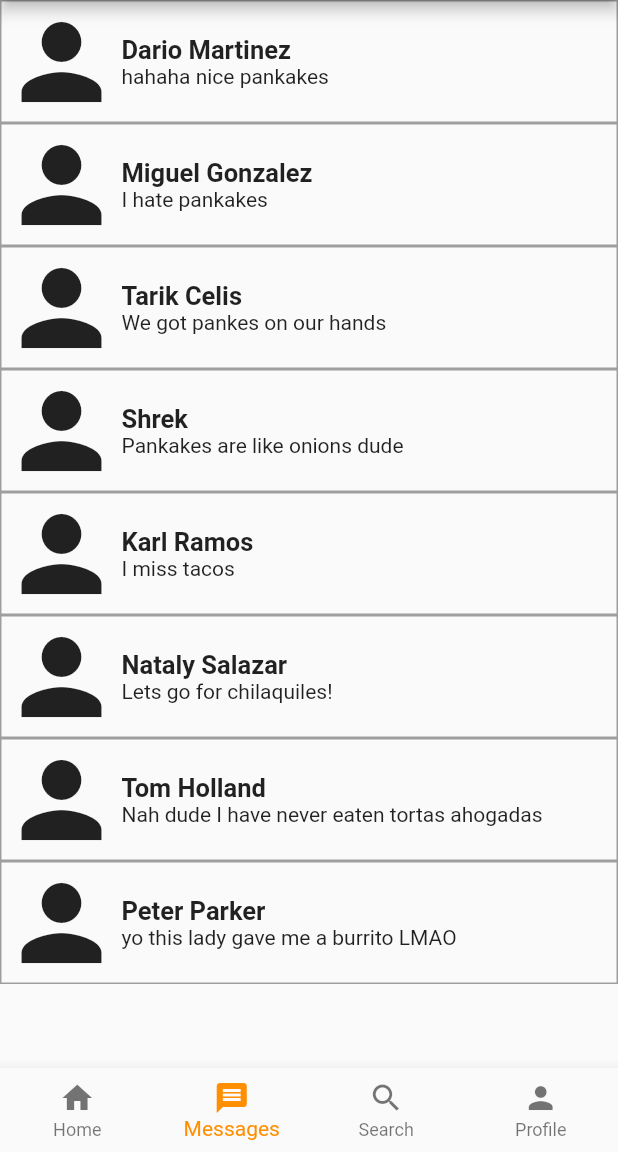
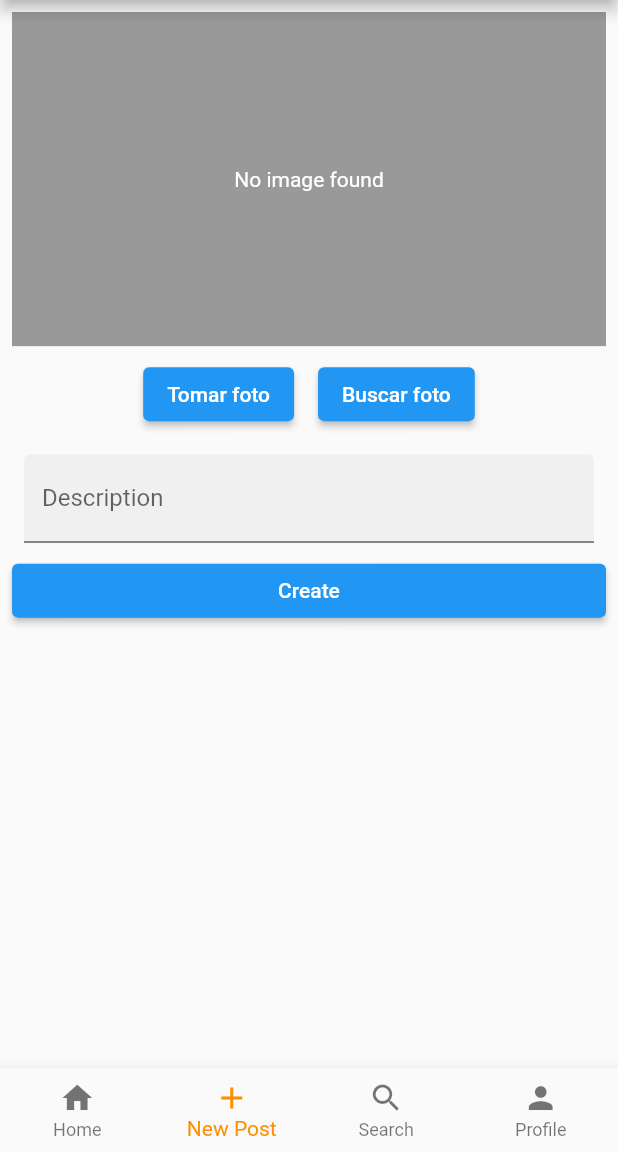
Before and after one commit to dariomtz/piggram_mobile, a Flutter app: the Home screen opened directly, item 2 of the bottom bar chosen, on a phone screen of 412 x 824 dp, the part 84-1236 px from its top. Run offline on Flutter 3.47's test engine with Material 2 defaults, Android fonts, the phone set to English and light mode, and no system bars; our stand-ins replace bloc, cloud_firestore, equatable, firebase_auth, firebase_core, firebase_storage and 3 more; accounts and stored records are empty; network calls fail.

Commit message:
Changes message page to create post page

```diff
--- a/lib/home/Post_page/post_page.dart
+++ /dev/null
@@ -1,73 +0,0 @@
-import 'dart:typed_data';
-
-import 'package:flutter/material.dart';
-import 'package:flutter_bloc/flutter_bloc.dart';
-import 'package:piggram_mobile/file/bloc/image_handler.dart';
-import 'package:piggram_mobile/home/Post_page/bloc/post_bloc.dart';
-
-class PostPage extends StatelessWidget {
-  PostPage({Key? key}) : super(key: key);
-  Uint8List? image;
-  final _descriptionController = TextEditingController();
-
-  @override
-  Widget build(BuildContext context) {
-    return Scaffold(
-      appBar: AppBar(title: Text("Create Post")),
-      body: Padding(
-        padding: const EdgeInsets.all(8.0),
-        child: ListView(
-          children: [
-            ImageHandeler(
-              image: this.image,
-              onLoaded: (image) {
-                this.image = image;
-              },
-            ),
-            Padding(
-              padding: const EdgeInsets.all(8.0),
-              child: TextField(
-                controller: _descriptionController,
-                decoration: InputDecoration(
-                  labelText: "Description",
-                  filled: true,
-                  hintText: "Insert description",
-                ),
-              ),
-            ),
-            ElevatedButton(
-              onPressed: () {
-                try {
-                  BlocProvider.of<PostBloc>(context).add(PostSubmitEvent(
-                      description: _descriptionController.text,
-                      image: this.image!));
-                } catch (err) {
-                  ScaffoldMessenger.of(context)
-                    ..hideCurrentSnackBar()
-                    ..showSnackBar(
-                        SnackBar(content: Text("Not all fields are filled")));
-                }
-              },
-              child: Text('Create'),
-            ),
-            BlocConsumer<PostBloc, PostState>(builder: (context, state) {
-              return Container();
-            }, listener: (context, state) {
-              if (state is PostUploadedState) {
-                ScaffoldMessenger.of(context)
-                  ..hideCurrentSnackBar()
-                  ..showSnackBar(SnackBar(content: Text("Post Uploaded")));
-                Navigator.of(context).pop();
-              }
-              if (state is PostErrorState) {
-                ScaffoldMessenger.of(context)
-                  ..hideCurrentSnackBar()
-                  ..showSnackBar(SnackBar(content: Text(state.error)));
-              }
-            })
-          ],
-        ),
-      ),
-    );
-  }
-}
--- /dev/null
+++ b/lib/home/create_post_page/create_post_page.dart
@@ -0,0 +1,70 @@
+import 'dart:typed_data';
+
+import 'package:flutter/material.dart';
+import 'package:flutter_bloc/flutter_bloc.dart';
+import 'package:piggram_mobile/file/bloc/image_handler.dart';
+import 'package:piggram_mobile/home/create_post_page/bloc/post_bloc.dart';
+
+class CreatePostPage extends StatelessWidget {
+  CreatePostPage({Key? key}) : super(key: key);
+  Uint8List? image;
+  final _descriptionController = TextEditingController();
+
+  @override
+  Widget build(BuildContext context) {
+    return Padding(
+      padding: const EdgeInsets.all(8.0),
+      child: ListView(
+        children: [
+          ImageHandeler(
+            image: this.image,
+            onLoaded: (image) {
+              this.image = image;
+            },
+          ),
+          Padding(
+            padding: const EdgeInsets.all(8.0),
+            child: TextField(
+              controller: _descriptionController,
+              decoration: InputDecoration(
+                labelText: "Description",
+                filled: true,
+                hintText: "Insert description",
+              ),
+            ),
+          ),
+          ElevatedButton(
+            onPressed: () {
+              try {
+                BlocProvider.of<PostBloc>(context).add(PostSubmitEvent(
+                    description: _descriptionController.text,
+                    image: this.image!));
+              } catch (err) {
+                ScaffoldMessenger.of(context)
+                  ..hideCurrentSnackBar()
+                  ..showSnackBar(
+                      SnackBar(content: Text("Not all fields are filled")));
+              }
+            },
+            child: Text('Create'),
+          ),
+          BlocConsumer<PostBloc, PostState>(builder: (context, state) {
+            return Container();
+          }, listener: (context, state) {
+            if (state is PostUploadedState) {
+              ScaffoldMessenger.of(context)
+                ..hideCurrentSnackBar()
+                ..showSnackBar(SnackBar(content: Text("Post Uploaded")));
+              Navigator.of(context).pop();
+            }
+            if (state is PostErrorState) {
+              ScaffoldMessenger.of(context)
+                ..hideCurrentSnackBar()
+                ..showSnackBar(SnackBar(content: Text(state.error)));
+            }
+          })
+        ],
+      ),
+    );
+  }
+}
--- a/lib/home/home.dart
+++ b/lib/home/home.dart
@@ -2,10 +2,10 @@ import 'package:flutter/material.dart';
 
 import 'package:flutter_bloc/flutter_bloc.dart';
 import 'package:piggram_mobile/auth/bloc/auth_bloc.dart';
+import 'package:piggram_mobile/home/create_post_page/create_post_page.dart';
 import 'package:piggram_mobile/home/home_page/bloc/home_page_bloc.dart';
 
 import 'package:piggram_mobile/home/home_page/home_page.dart';
-import 'package:piggram_mobile/home/messages_page/messages_page.dart';
 import 'package:piggram_mobile/home/profile_page/bloc/profile_page_bloc.dart';
 import 'package:piggram_mobile/home/profile_page/profile_page.dart';
 import 'package:piggram_mobile/home/search_page/search_page.dart';
@@ -24,7 +24,7 @@ class _HomeState extends State<Home> {
       TextStyle(fontSize: 30, fontWeight: FontWeight.bold);
   static List<Widget> _widgetOptions = <Widget>[
     HomePage(),
-    MessagesPage(),
+    CreatePostPage(),
     SearchPage(),
     ProfilePage(),
   ];
@@ -71,8 +71,8 @@ class _HomeState extends State<Home> {
             label: 'Home',
           ),
           BottomNavigationBarItem(
-            icon: Icon(Icons.message),
-            label: 'Messages',
+            icon: Icon(Icons.add),
+            label: 'New Post',
           ),
           BottomNavigationBarItem(
             icon: Icon(Icons.search),
--- a/lib/home/home_page/home_page.dart
+++ b/lib/home/home_page/home_page.dart
@@ -1,6 +1,6 @@
 import 'package:flutter/material.dart';
 import 'package:flutter_bloc/flutter_bloc.dart';
-import 'package:piggram_mobile/home/Post_page/post_page.dart';
+import 'package:piggram_mobile/home/create_post_page/create_post_page.dart';
 import 'package:piggram_mobile/home/home_page/bloc/home_page_bloc.dart';
 
 class HomePage extends StatelessWidget {
@@ -10,15 +10,6 @@ class HomePage extends StatelessWidget {
   Widget build(BuildContext context) {
     return ListView(
       children: [
-        Padding(
-          padding: const EdgeInsets.all(8.0),
-          child: ElevatedButton(
-              onPressed: () {
-                Navigator.of(context)
-                    .push(MaterialPageRoute(builder: (context) => PostPage()));
-              },
-              child: Text("Create new Post")),
-        ),
         BlocConsumer<HomePageBloc, HomePageState>(
             builder: (context, state) {
               if (state is HomePageLoadingState) {
--- a/lib/home/messages_page/messages_page.dart
+++ /dev/null
@@ -1,81 +0,0 @@
-import 'package:flutter/material.dart';
-
-class MessagesPage extends StatelessWidget {
-  const MessagesPage({Key? key}) : super(key: key);
-
-  @override
-  Widget build(BuildContext context) {
-    return ListView(
-      children: const [
-        MessagePreview(
-          name: "Dario Martinez",
-          lastMessage: "hahaha nice pankakes",
-        ),
-        MessagePreview(
-          name: "Miguel Gonzalez",
-          lastMessage: "I hate pankakes",
-        ),
-        MessagePreview(
-          name: "Tarik Celis",
-          lastMessage: "We got pankes on our hands",
-        ),
-        MessagePreview(
-          name: "Shrek",
-          lastMessage: "Pankakes are like onions dude",
-        ),
-        MessagePreview(
-          name: "Karl Ramos",
-          lastMessage: "I miss tacos",
-        ),
-        MessagePreview(
-          name: "Nataly Salazar",
-          lastMessage: "Lets go for chilaquiles!",
-        ),
-        MessagePreview(
-          name: "Tom Holland",
-          lastMessage: "Nah dude I have never eaten tortas ahogadas",
-        ),
-        MessagePreview(
-          name: "Peter Parker",
-          lastMessage: "yo this lady gave me a burrito LMAO",
-        ),
-      ],
-    );
-  }
-}
-
-class MessagePreview extends StatelessWidget {
-  final String name;
-  final String lastMessage;
-  const MessagePreview({
-    Key? key,
-    required this.name,
-    required this.lastMessage,
-  }) : super(key: key);
-
-  @override
-  Widget build(BuildContext context) {
-    return Container(
-      decoration:
-          BoxDecoration(border: Border.all(color: Colors.grey, width: 1)),
-      child: Row(
-        children: [
-          Icon(
-            Icons.person,
-            size: 80,
-          ),
-          Column(
-            crossAxisAlignment: CrossAxisAlignment.start,
-            children: [
-              Text(
-                name,
-                style: TextStyle(fontSize: 17, fontWeight: FontWeight.bold),
-              ),
-              Text(lastMessage)
-            ],
-          )
-        ],
-      ),
-    );
-  }
-}
--- a/lib/main.dart
+++ b/lib/main.dart
@@ -4,7 +4,7 @@ import 'package:firebase_core/firebase_core.dart';
 import 'package:flutter_bloc/flutter_bloc.dart';
 import 'package:piggram_mobile/auth/bloc/auth_bloc.dart';
 import 'package:piggram_mobile/file/bloc/file_bloc.dart';
-import 'package:piggram_mobile/home/Post_page/bloc/post_bloc.dart';
+import 'package:piggram_mobile/home/create_post_page/bloc/post_bloc.dart';
 import 'package:piggram_mobile/home/home_page/bloc/home_page_bloc.dart';
 import 'package:piggram_mobile/home/profile_page/bloc/profile_page_bloc.dart';
 import 'package:piggram_mobile/home/search_page/bloc/search_page_bloc.dart';
```
Also changed, not shown: lib/home/create_post_page/bloc/post_bloc.dart (renamed from lib/home/Post_page/bloc/post_bloc.dart), lib/home/create_post_page/bloc/post_event.dart (renamed from lib/home/Post_page/bloc/post_event.dart), lib/home/create_post_page/bloc/post_state.dart (renamed from lib/home/Post_page/bloc/post_state.dart).
